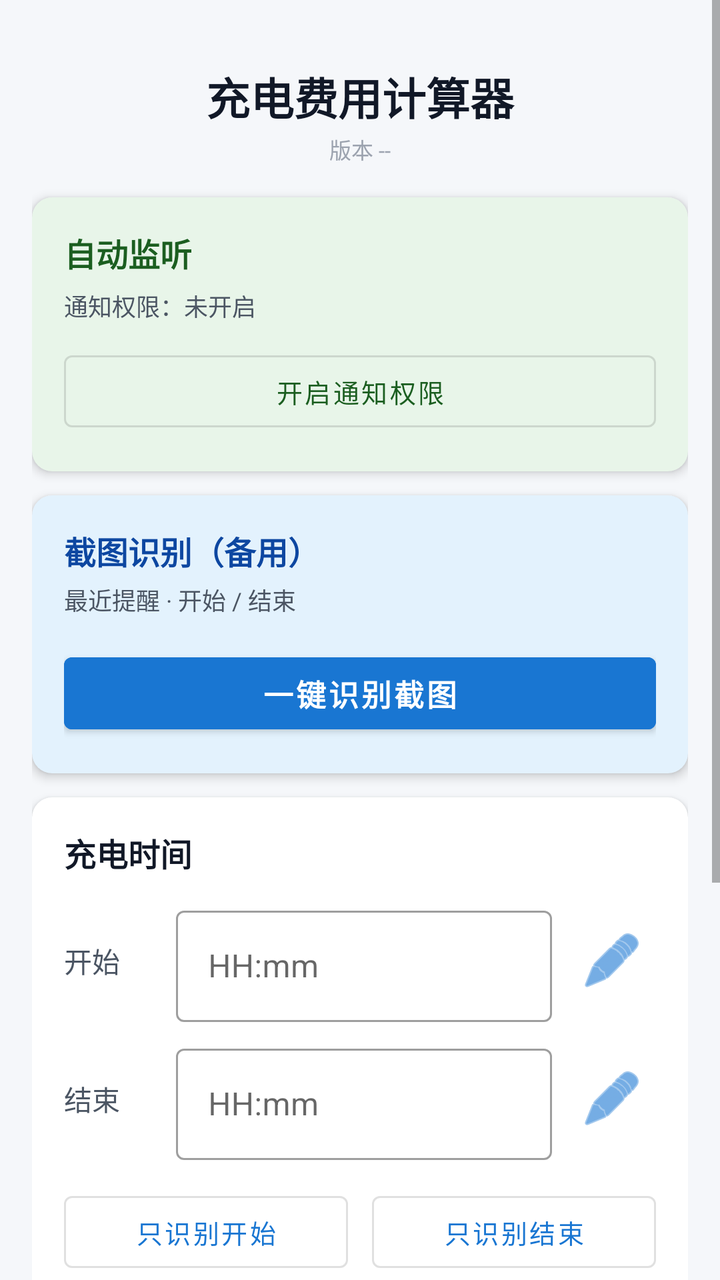
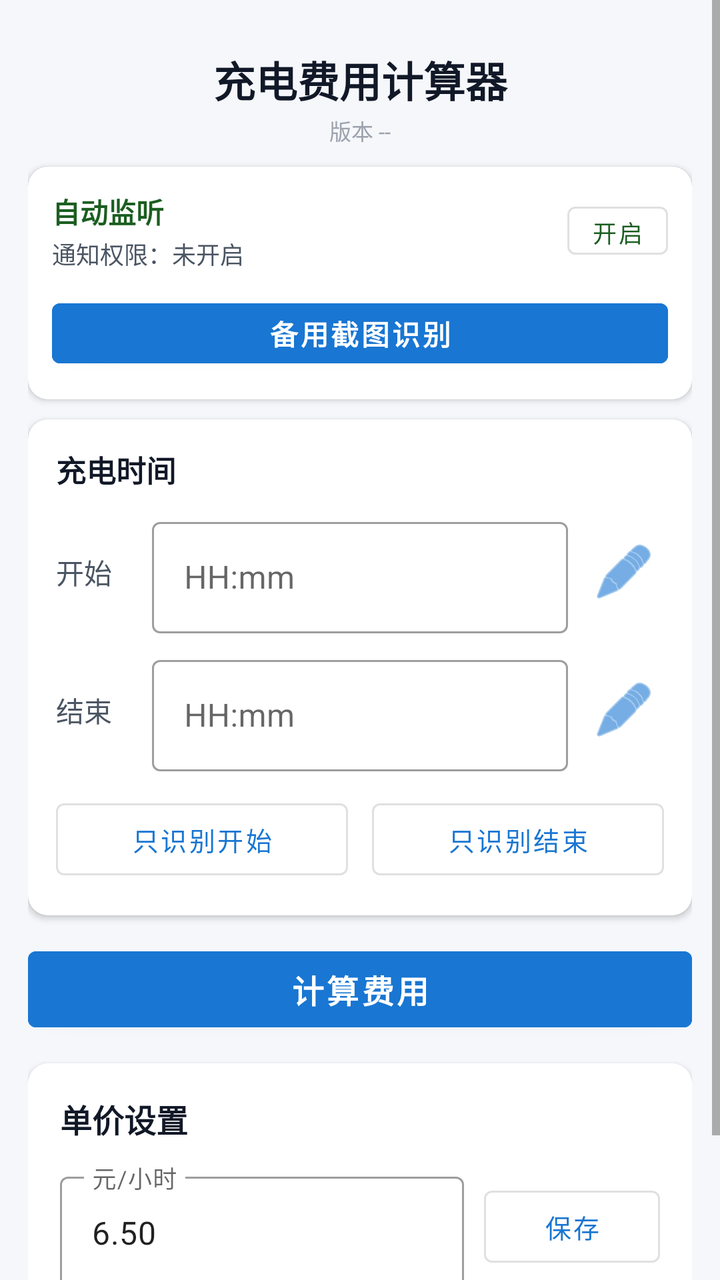

The first picture is an Android layout as it rendered before a commit; the second is the same layout after the commit. The layout source and the unified diff follow.
<!-- AndroidManifest.xml: application theme Theme.ChargingCalculator.NoActionBar -->
<!-- res/layout/activity_main.xml -->
<?xml version="1.0" encoding="utf-8"?>
<ScrollView xmlns:android="http://schemas.android.com/apk/res/android"
    xmlns:app="http://schemas.android.com/apk/res-auto"
    android:layout_width="match_parent"
    android:layout_height="match_parent"
    android:background="#F5F7FA"
    android:fillViewport="true">

    <LinearLayout
        android:layout_width="match_parent"
        android:layout_height="wrap_content"
        android:orientation="vertical"
        android:padding="16dp">

        <TextView
            android:layout_width="match_parent"
            android:layout_height="wrap_content"
            android:gravity="center"
            android:paddingTop="16dp"
            android:text="充电费用计算器"
            android:textColor="#111827"
            android:textSize="22sp"
            android:textStyle="bold" />

        <TextView
            android:id="@+id/tvAppVersion"
            android:layout_width="match_parent"
            android:layout_height="wrap_content"
            android:gravity="center"
            android:paddingTop="2dp"
            android:paddingBottom="12dp"
            android:text="版本 --"
            android:textColor="#9CA3AF"
            android:textSize="11sp" />

        <androidx.cardview.widget.CardView
            android:layout_width="match_parent"
            android:layout_height="wrap_content"
            android:layout_marginTop="4dp"
            app:cardBackgroundColor="#E8F5E9"
            app:cardCornerRadius="10dp"
            app:cardElevation="3dp">

            <LinearLayout
                android:layout_width="match_parent"
                android:layout_height="wrap_content"
                android:orientation="vertical"
                android:padding="16dp">

                <TextView
                    android:layout_width="match_parent"
                    android:layout_height="wrap_content"
                    android:text="自动监听"
                    android:textColor="#1B5E20"
                    android:textSize="16sp"
                    android:textStyle="bold" />

                <TextView
                    android:id="@+id/tvAutoListenerStatus"
                    android:layout_width="match_parent"
                    android:layout_height="wrap_content"
                    android:layout_marginTop="6dp"
                    android:text="通知权限：未开启"
                    android:textColor="#4B5563"
                    android:textSize="12sp" />

                <Button
                    android:id="@+id/btnOpenNotificationSettings"
                    style="@style/Widget.MaterialComponents.Button.OutlinedButton"
                    android:layout_width="match_parent"
                    android:layout_height="wrap_content"
                    android:layout_marginTop="10dp"
                    android:text="开启通知权限"
                    android:textColor="#1B5E20"
                    android:textSize="13sp" />

            </LinearLayout>
        </androidx.cardview.widget.CardView>

        <androidx.cardview.widget.CardView
            android:layout_width="match_parent"
            android:layout_height="wrap_content"
            android:layout_marginTop="12dp"
            app:cardBackgroundColor="#E3F2FD"
            app:cardCornerRadius="10dp"
            app:cardElevation="3dp">

            <LinearLayout
                android:layout_width="match_parent"
                android:layout_height="wrap_content"
                android:orientation="vertical"
                android:padding="16dp">

                <TextView
                    android:layout_width="match_parent"
                    android:layout_height="wrap_content"
                    android:text="截图识别（备用）"
                    android:textColor="#0D47A1"
                    android:textSize="16sp"
                    android:textStyle="bold" />

                <TextView
                    android:layout_width="match_parent"
                    android:layout_height="wrap_content"
                    android:layout_marginTop="4dp"
                    android:text="最近提醒 · 开始 / 结束"
                    android:textColor="#4B5563"
                    android:textSize="12sp" />

                <Button
                    android:id="@+id/btnOcrAuto"
                    style="@style/Widget.MaterialComponents.Button"
                    android:layout_width="match_parent"
                    android:layout_height="48dp"
                    android:layout_marginTop="14dp"
                    android:backgroundTint="#1976D2"
                    android:drawableStart="@android:drawable/ic_menu_camera"
                    android:drawablePadding="8dp"
                    android:gravity="center"
                    android:text="一键识别截图"
                    android:textSize="15sp"
                    android:textStyle="bold" />

            </LinearLayout>
        </androidx.cardview.widget.CardView>

        <androidx.cardview.widget.CardView
            android:layout_width="match_parent"
            android:layout_height="wrap_content"
            android:layout_marginTop="12dp"
            app:cardBackgroundColor="#FFFFFF"
            app:cardCornerRadius="10dp"
            app:cardElevation="3dp">

            <LinearLayout
                android:layout_width="match_parent"
                android:layout_height="wrap_content"
                android:orientation="vertical"
                android:padding="16dp">

                <TextView
                    android:layout_width="match_parent"
                    android:layout_height="wrap_content"
                    android:text="充电时间"
                    android:textColor="#111827"
                    android:textSize="16sp"
                    android:textStyle="bold" />

                <TextView
                    android:id="@+id/tvOcrStartResult"
                    android:layout_width="match_parent"
                    android:layout_height="wrap_content"
                    android:layout_marginTop="8dp"
                    android:text=""
                    android:textColor="#1976D2"
                    android:textSize="12sp"
                    android:visibility="gone" />

                <TextView
                    android:id="@+id/tvOcrEndResult"
                    android:layout_width="match_parent"
                    android:layout_height="wrap_content"
                    android:layout_marginTop="4dp"
                    android:text=""
                    android:textColor="#1976D2"
                    android:textSize="12sp"
                    android:visibility="gone" />

                <LinearLayout
                    android:layout_width="match_parent"
                    android:layout_height="wrap_content"
                    android:layout_marginTop="12dp"
                    android:gravity="center_vertical"
                    android:orientation="horizontal">

                    <TextView
                        android:layout_width="56dp"
                        android:layout_height="wrap_content"
                        android:text="开始"
                        android:textColor="#4B5563"
                        android:textSize="14sp" />

                    <com.google.android.material.textfield.TextInputLayout
                        style="@style/Widget.MaterialComponents.TextInputLayout.OutlinedBox"
                        android:layout_width="0dp"
                        android:layout_height="wrap_content"
                        android:layout_weight="1"
                        android:hint="HH:mm">

                        <com.google.android.material.textfield.TextInputEditText
                            android:id="@+id/etStartTime"
                            android:layout_width="match_parent"
                            android:layout_height="wrap_content"
                            android:imeOptions="actionNext"
                            android:inputType="time" />
                    </com.google.android.material.textfield.TextInputLayout>

                    <ImageButton
                        android:id="@+id/btnPickStartTime"
                        android:layout_width="44dp"
                        android:layout_height="44dp"
                        android:layout_marginStart="8dp"
                        android:background="?attr/selectableItemBackgroundBorderless"
                        android:contentDescription="选择开始时间"
                        android:src="@android:drawable/ic_menu_edit"
                        android:tint="#1976D2" />

                </LinearLayout>

                <LinearLayout
                    android:layout_width="match_parent"
                    android:layout_height="wrap_content"
                    android:layout_marginTop="8dp"
                    android:gravity="center_vertical"
                    android:orientation="horizontal">

                    <TextView
                        android:layout_width="56dp"
                        android:layout_height="wrap_content"
                        android:text="结束"
                        android:textColor="#4B5563"
                        android:textSize="14sp" />

                    <com.google.android.material.textfield.TextInputLayout
                        style="@style/Widget.MaterialComponents.TextInputLayout.OutlinedBox"
                        android:layout_width="0dp"
                        android:layout_height="wrap_content"
                        android:layout_weight="1"
                        android:hint="HH:mm">

                        <com.google.android.material.textfield.TextInputEditText
                            android:id="@+id/etEndTime"
                            android:layout_width="match_parent"
                            android:layout_height="wrap_content"
                            android:imeOptions="actionDone"
                            android:inputType="time" />
                    </com.google.android.material.textfield.TextInputLayout>

                    <ImageButton
                        android:id="@+id/btnPickEndTime"
                        android:layout_width="44dp"
                        android:layout_height="44dp"
                        android:layout_marginStart="8dp"
                        android:background="?attr/selectableItemBackgroundBorderless"
                        android:contentDescription="选择结束时间"
                        android:src="@android:drawable/ic_menu_edit"
                        android:tint="#1976D2" />

                </LinearLayout>

                <LinearLayout
                    android:layout_width="match_parent"
                    android:layout_height="wrap_content"
                    android:layout_marginTop="12dp"
                    android:orientation="horizontal">

                    <Button
                        android:id="@+id/btnOcrStart"
                        style="@style/Widget.MaterialComponents.Button.OutlinedButton"
                        android:layout_width="0dp"
                        android:layout_height="wrap_content"
                        android:layout_marginEnd="6dp"
                        android:layout_weight="1"
                        android:text="只识别开始"
                        android:textSize="13sp" />

                    <Button
                        android:id="@+id/btnOcrEnd"
                        style="@style/Widget.MaterialComponents.Button.OutlinedButton"
                        android:layout_width="0dp"
                        android:layout_height="wrap_content"
                        android:layout_marginStart="6dp"
                        android:layout_weight="1"
                        android:text="只识别结束"
                        android:textSize="13sp" />

                </LinearLayout>
            </LinearLayout>
        </androidx.cardview.widget.CardView>

        <Button
            android:id="@+id/btnCalculate"
            style="@style/Widget.MaterialComponents.Button"
            android:layout_width="match_parent"
            android:layout_height="54dp"
            android:layout_marginTop="14dp"
            android:backgroundTint="#1976D2"
            android:text="计算费用"
            android:textSize="17sp"
            android:textStyle="bold" />

        <androidx.cardview.widget.CardView
            android:id="@+id/cardResult"
            android:layout_width="match_parent"
            android:layout_height="wrap_content"
            android:layout_marginTop="12dp"
            android:visibility="gone"
            app:cardBackgroundColor="#1976D2"
            app:cardCornerRadius="10dp"
            app:cardElevation="4dp">

            <LinearLayout
                android:layout_width="match_parent"
                android:layout_height="wrap_content"
                android:gravity="center"
                android:orientation="vertical"
                android:padding="20dp">

                <TextView
                    android:layout_width="wrap_content"
                    android:layout_height="wrap_content"
                    android:text="计算结果"
                    android:textColor="#BBDEFB"
                    android:textSize="14sp" />

                <TextView
                    android:id="@+id/tvAmount"
                    android:layout_width="wrap_content"
                    android:layout_height="wrap_content"
                    android:paddingTop="6dp"
                    android:text="¥ 0.00"
                    android:textColor="#FFFFFF"
                    android:textSize="40sp"
                    android:textStyle="bold" />

                <TextView
                    android:id="@+id/tvDuration"
                    android:layout_width="wrap_content"
                    android:layout_height="wrap_content"
                    android:paddingTop="4dp"
                    android:text="充电时长：-- 小时 -- 分钟"
                    android:textColor="#FFFFFF"
                    android:textSize="15sp" />

                <TextView
                    android:id="@+id/tvDetail"
                    android:layout_width="wrap_content"
                    android:layout_height="wrap_content"
                    android:paddingTop="4dp"
                    android:text=""
                    android:textColor="#BBDEFB"
                    android:textSize="13sp" />

            </LinearLayout>
        </androidx.cardview.widget.CardView>

        <androidx.cardview.widget.CardView
            android:layout_width="match_parent"
            android:layout_height="wrap_content"
            android:layout_marginTop="12dp"
            app:cardBackgroundColor="#FFFFFF"
            app:cardCornerRadius="10dp"
            app:cardElevation="3dp">

            <LinearLayout
                android:layout_width="match_parent"
                android:layout_height="wrap_content"
                android:orientation="vertical"
                android:padding="16dp">

                <TextView
                    android:layout_width="match_parent"
                    android:layout_height="wrap_content"
                    android:text="单价设置"
                    android:textColor="#111827"
                    android:textSize="16sp"
                    android:textStyle="bold" />

                <LinearLayout
                    android:layout_width="match_parent"
                    android:layout_height="wrap_content"
                    android:layout_marginTop="12dp"
                    android:gravity="center_vertical"
                    android:orientation="horizontal">

                    <com.google.android.material.textfield.TextInputLayout
                        style="@style/Widget.MaterialComponents.TextInputLayout.OutlinedBox"
                        android:layout_width="0dp"
                        android:layout_height="wrap_content"
                        android:layout_weight="1"
                        android:hint="元/小时">

                        <com.google.android.material.textfield.TextInputEditText
                            android:id="@+id/etPricePerHour"
                            android:layout_width="match_parent"
                            android:layout_height="wrap_content"
                            android:imeOptions="actionDone"
                            android:inputType="numberDecimal"
                            android:text="6.50" />
                    </com.google.android.material.textfield.TextInputLayout>

                    <Button
                        android:id="@+id/btnSavePrice"
                        style="@style/Widget.MaterialComponents.Button.OutlinedButton"
                        android:layout_width="wrap_content"
                        android:layout_height="wrap_content"
                        android:layout_marginStart="10dp"
                        android:text="保存"
                        android:textSize="13sp" />

                </LinearLayout>

                <TextView
                    android:id="@+id/tvSavedPrice"
                    android:layout_width="match_parent"
                    android:layout_height="wrap_content"
                    android:paddingTop="6dp"
                    android:text="已保存默认单价：1.00 元/小时"
                    android:textColor="#888888"
                    android:textSize="12sp" />

            </LinearLayout>
        </androidx.cardview.widget.CardView>

        <View
            android:layout_width="match_parent"
            android:layout_height="24dp" />

    </LinearLayout>
</ScrollView>
<!-- resources referenced by this layout -->
<resources>
  <style name="Theme.ChargingCalculator.NoActionBar" parent="Theme.MaterialComponents.Light.NoActionBar">
          <item name="colorPrimary">#1976D2</item>
          <item name="colorPrimaryVariant">#0D47A1</item>
          <item name="colorOnPrimary">@color/white</item>
          <item name="android:statusBarColor">#0D47A1</item>
      </style>
  <color name="white">#FFFFFFFF</color>
</resources>

<!-- the commit's change to res/layout/activity_main.xml (unified diff, before → after) -->
@@ -10,16 +10,16 @@
         android:layout_width="match_parent"
         android:layout_height="wrap_content"
         android:orientation="vertical"
-        android:padding="16dp">
+        android:padding="14dp">
 
         <TextView
             android:layout_width="match_parent"
             android:layout_height="wrap_content"
             android:gravity="center"
-            android:paddingTop="16dp"
+            android:paddingTop="10dp"
             android:text="充电费用计算器"
             android:textColor="#111827"
-            android:textSize="22sp"
+            android:textSize="21sp"
             android:textStyle="bold" />
 
         <TextView
@@ -28,7 +28,7 @@
             android:layout_height="wrap_content"
             android:gravity="center"
             android:paddingTop="2dp"
-            android:paddingBottom="12dp"
+            android:paddingBottom="8dp"
             android:text="版本 --"
             android:textColor="#9CA3AF"
             android:textSize="11sp" />
@@ -36,43 +36,80 @@
         <androidx.cardview.widget.CardView
             android:layout_width="match_parent"
             android:layout_height="wrap_content"
-            android:layout_marginTop="4dp"
-            app:cardBackgroundColor="#E8F5E9"
+            android:layout_marginTop="2dp"
+            app:cardBackgroundColor="#FFFFFF"
             app:cardCornerRadius="10dp"
-            app:cardElevation="3dp">
+            app:cardElevation="2dp">
 
             <LinearLayout
                 android:layout_width="match_parent"
                 android:layout_height="wrap_content"
                 android:orientation="vertical"
-                android:padding="16dp">
-
-                <TextView
-                    android:layout_width="match_parent"
-                    android:layout_height="wrap_content"
-                    android:text="自动监听"
-                    android:textColor="#1B5E20"
-                    android:textSize="16sp"
+                android:padding="12dp">
+
+                <LinearLayout
+                    android:layout_width="match_parent"
+                    android:layout_height="wrap_content"
+                    android:gravity="center_vertical"
+                    android:orientation="horizontal">
+
+                    <LinearLayout
+                        android:layout_width="0dp"
+                        android:layout_height="wrap_content"
+                        android:layout_weight="1"
+                        android:orientation="vertical">
+
+                        <TextView
+                            android:layout_width="match_parent"
+                            android:layout_height="wrap_content"
+                            android:text="自动监听"
+                            android:textColor="#1B5E20"
+                            android:textSize="14sp"
+                            android:textStyle="bold" />
+
+                        <TextView
+                            android:id="@+id/tvAutoListenerStatus"
+                            android:layout_width="match_parent"
+                            android:layout_height="wrap_content"
+                            android:layout_marginTop="2dp"
+                            android:ellipsize="end"
+                            android:singleLine="true"
+                            android:text="通知权限：未开启"
+                            android:textColor="#4B5563"
+                            android:textSize="12sp" />
+
+                    </LinearLayout>
+
+                    <Button
+                        android:id="@+id/btnOpenNotificationSettings"
+                        style="@style/Widget.MaterialComponents.Button.OutlinedButton"
+                        android:layout_width="wrap_content"
+                        android:layout_height="36dp"
+                        android:layout_marginStart="10dp"
+                        android:minWidth="0dp"
+                        android:minHeight="0dp"
+                        android:paddingStart="12dp"
+                        android:paddingEnd="12dp"
+                        android:text="开启"
+                        android:textColor="#1B5E20"
+                        android:textSize="12sp" />
+
+                </LinearLayout>
+
+                <Button
+                    android:id="@+id/btnOcrAuto"
+                    style="@style/Widget.MaterialComponents.Button"
+                    android:layout_width="match_parent"
+                    android:layout_height="42dp"
+                    android:layout_marginTop="10dp"
+                    android:backgroundTint="#1976D2"
+                    android:drawableStart="@android:drawable/ic_menu_camera"
+                    android:drawablePadding="8dp"
+                    android:gravity="center"
+                    android:minHeight="0dp"
+                    android:text="备用截图识别"
+                    android:textSize="14sp"
                     android:textStyle="bold" />
-
-                <TextView
-                    android:id="@+id/tvAutoListenerStatus"
-                    android:layout_width="match_parent"
-                    android:layout_height="wrap_content"
-                    android:layout_marginTop="6dp"
-                    android:text="通知权限：未开启"
-                    android:textColor="#4B5563"
-                    android:textSize="12sp" />
-
-                <Button
-                    android:id="@+id/btnOpenNotificationSettings"
-                    style="@style/Widget.MaterialComponents.Button.OutlinedButton"
-                    android:layout_width="match_parent"
-                    android:layout_height="wrap_content"
-                    android:layout_marginTop="10dp"
-                    android:text="开启通知权限"
-                    android:textColor="#1B5E20"
-                    android:textSize="13sp" />
 
             </LinearLayout>
         </androidx.cardview.widget.CardView>
@@ -80,70 +117,23 @@
         <androidx.cardview.widget.CardView
             android:layout_width="match_parent"
             android:layout_height="wrap_content"
-            android:layout_marginTop="12dp"
-            app:cardBackgroundColor="#E3F2FD"
+            android:layout_marginTop="10dp"
+            app:cardBackgroundColor="#FFFFFF"
             app:cardCornerRadius="10dp"
-            app:cardElevation="3dp">
+            app:cardElevation="2dp">
 
             <LinearLayout
                 android:layout_width="match_parent"
                 android:layout_height="wrap_content"
                 android:orientation="vertical"
-                android:padding="16dp">
-
-                <TextView
-                    android:layout_width="match_parent"
-                    android:layout_height="wrap_content"
-                    android:text="截图识别（备用）"
-                    android:textColor="#0D47A1"
-                    android:textSize="16sp"
-                    android:textStyle="bold" />
-
-                <TextView
-                    android:layout_width="match_parent"
-                    android:layout_height="wrap_content"
-                    android:layout_marginTop="4dp"
-                    android:text="最近提醒 · 开始 / 结束"
-                    android:textColor="#4B5563"
-                    android:textSize="12sp" />
-
-                <Button
-                    android:id="@+id/btnOcrAuto"
-                    style="@style/Widget.MaterialComponents.Button"
-                    android:layout_width="match_parent"
-                    android:layout_height="48dp"
-                    android:layout_marginTop="14dp"
-                    android:backgroundTint="#1976D2"
-                    android:drawableStart="@android:drawable/ic_menu_camera"
-                    android:drawablePadding="8dp"
-                    android:gravity="center"
-                    android:text="一键识别截图"
-                    android:textSize="15sp"
-                    android:textStyle="bold" />
-
-            </LinearLayout>
-        </androidx.cardview.widget.CardView>
-
-        <androidx.cardview.widget.CardView
-            android:layout_width="match_parent"
-            android:layout_height="wrap_content"
-            android:layout_marginTop="12dp"
-            app:cardBackgroundColor="#FFFFFF"
-            app:cardCornerRadius="10dp"
-            app:cardElevation="3dp">
-
-            <LinearLayout
-                android:layout_width="match_parent"
-                android:layout_height="wrap_content"
-                android:orientation="vertical"
-                android:padding="16dp">
+                android:padding="14dp">
 
                 <TextView
                     android:layout_width="match_parent"
                     android:layout_height="wrap_content"
                     android:text="充电时间"
                     android:textColor="#111827"
-                    android:textSize="16sp"
+                    android:textSize="15sp"
                     android:textStyle="bold" />
 
                 <TextView
@@ -169,12 +159,12 @@
                 <LinearLayout
                     android:layout_width="match_parent"
                     android:layout_height="wrap_content"
-                    android:layout_marginTop="12dp"
+                    android:layout_marginTop="10dp"
                     android:gravity="center_vertical"
                     android:orientation="horizontal">
 
                     <TextView
-                        android:layout_width="56dp"
+                        android:layout_width="48dp"
                         android:layout_height="wrap_content"
                         android:text="开始"
                         android:textColor="#4B5563"
@@ -197,8 +187,8 @@
 
                     <ImageButton
                         android:id="@+id/btnPickStartTime"
-                        android:layout_width="44dp"
-                        android:layout_height="44dp"
+                        android:layout_width="40dp"
+                        android:layout_height="40dp"
                         android:layout_marginStart="8dp"
                         android:background="?attr/selectableItemBackgroundBorderless"
                         android:contentDescription="选择开始时间"
@@ -215,7 +205,7 @@
                     android:orientation="horizontal">
 
                     <TextView
-                        android:layout_width="56dp"
+                        android:layout_width="48dp"
                         android:layout_height="wrap_content"
                         android:text="结束"
                         android:textColor="#4B5563"
@@ -238,8 +228,8 @@
 
                     <ImageButton
                         android:id="@+id/btnPickEndTime"
-                        android:layout_width="44dp"
-                        android:layout_height="44dp"
+                        android:layout_width="40dp"
+                        android:layout_height="40dp"
                         android:layout_marginStart="8dp"
                         android:background="?attr/selectableItemBackgroundBorderless"
                         android:contentDescription="选择结束时间"
@@ -251,7 +241,7 @@
                 <LinearLayout
                     android:layout_width="match_parent"
                     android:layout_height="wrap_content"
-                    android:layout_marginTop="12dp"
+                    android:layout_marginTop="10dp"
                     android:orientation="horizontal">
 
                     <Button
@@ -282,11 +272,11 @@
             android:id="@+id/btnCalculate"
             style="@style/Widget.MaterialComponents.Button"
             android:layout_width="match_parent"
-            android:layout_height="54dp"
-            android:layout_marginTop="14dp"
+            android:layout_height="50dp"
+            android:layout_marginTop="12dp"
             android:backgroundTint="#1976D2"
             android:text="计算费用"
-            android:textSize="17sp"
+            android:textSize="16sp"
             android:textStyle="bold" />
 
         <androidx.cardview.widget.CardView
